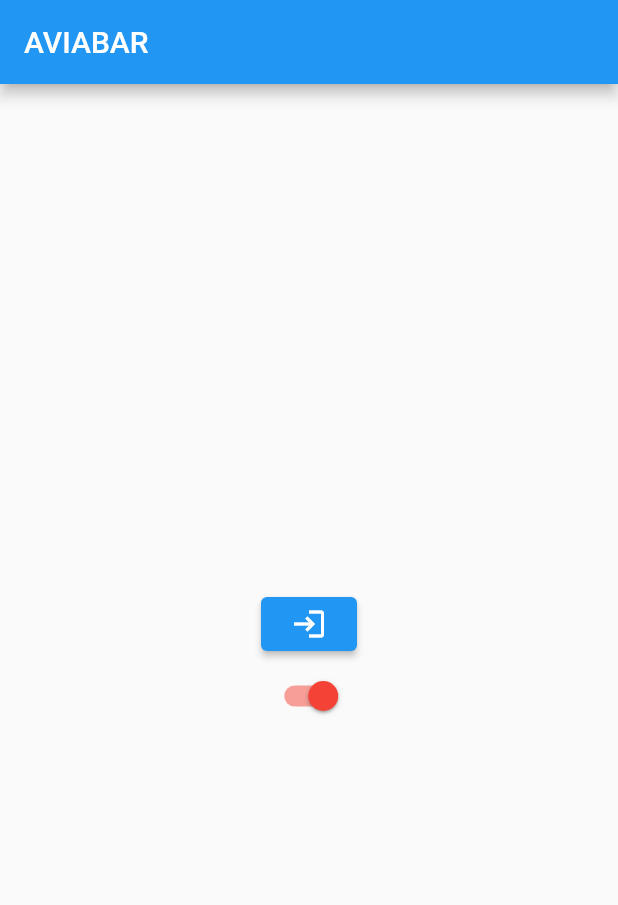
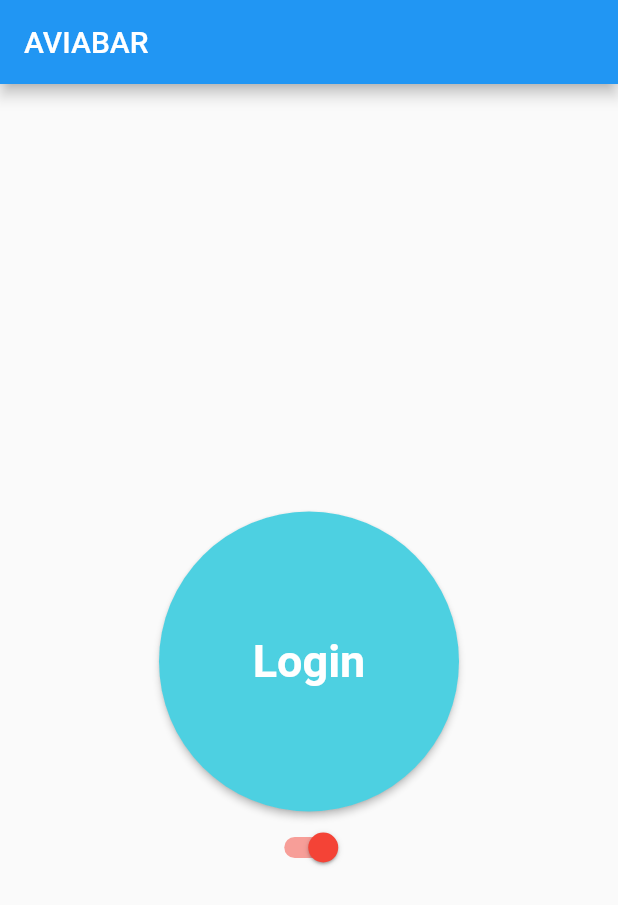
Before and after one commit to nerdsee/aviabar, a Flutter app: the screen it shows after launch, on a phone screen of 412 x 824 dp. Shown: the top 905 px of the screen. Run offline on Flutter 3.47's test engine with Material 2 defaults, Android fonts, the phone set to English and light mode, and no system bars; our stand-ins replace extended_image, flutter_slidable, shared_preferences; missing offline and left inert: nfc_manager.

Commit message:
current user is stored in preferences

```diff
--- a/lib/main.dart
+++ b/lib/main.dart
@@ -7,6 +7,7 @@ import 'package:aviabar/welcome.dart';
 import 'package:flutter/material.dart';
 import 'package:nfc_manager/nfc_manager.dart';
 import 'package:nfc_manager/platform_tags.dart';
+import 'package:shared_preferences/shared_preferences.dart';
 
 import 'code/user.dart';
 
@@ -44,8 +45,27 @@ class _MyHomePageState extends State<MyHomePage> {
 
   bool simCard = true;
 
+  Future<void> loadUserFromPreferences() async {
+    final prefs = await SharedPreferences.getInstance();
+
+    final cardId = prefs.getString('aviabar_cardid') ?? "";
+
+    print("Found Card: ${cardId}");
+
+    if (cardId != "") {
+      _handleCard(cardId);
+    }
+  }
+
+  Future<void> removeUserFromPreferences() async {
+    final prefs = await SharedPreferences.getInstance();
+    prefs.remove('aviabar_cardid');
+  }
+
   @override
   Widget build(BuildContext context) {
+    if (!user.isValid) loadUserFromPreferences();
+
     return Scaffold(
       appBar: AppBar(
         title: Text(widget.title),
@@ -55,6 +75,7 @@ class _MyHomePageState extends State<MyHomePage> {
                 padding: EdgeInsets.only(right: 20.0),
                 child: GestureDetector(
                   onTap: () {
+                    removeUserFromPreferences();
                     setState(() {
                       user = AviabarUser.empty();
                     });
@@ -71,11 +92,43 @@ class _MyHomePageState extends State<MyHomePage> {
           mainAxisAlignment: MainAxisAlignment.center,
           children: <Widget>[
             if (!user.isValid)
+              Container(
+                  height: 50,
+                  width: 200,
+                  alignment: Alignment.center,
+                  child: Text(
+                    "",
+                    style: TextStyle(fontSize: 30, fontWeight: FontWeight.bold, color: Colors.cyan[300]),
+                  )),
+            if (!user.isValid)
               ElevatedButton(
                 onPressed: _login,
-                child: const Icon(Icons.login),
+                style: ElevatedButton.styleFrom(
+                  fixedSize: const Size(200, 200),
+                  shape: const CircleBorder(),
+                  primary: Colors.cyan[300],
                 ),
-            if (user.isValid) Text(""),
+                child: Text("Login", style: TextStyle(fontSize: 30, fontWeight: FontWeight.bold)),
+              ),
+            if (user.isValid)
+              Container(
+                  height: 50,
+                  width: 200,
+                  alignment: Alignment.center,
+                  child: Text(
+                    "Hello, ${user.name}",
+                    style: TextStyle(fontSize: 30, fontWeight: FontWeight.bold, color: Colors.cyan[900]),
+                  )),
+            if (user.isValid)
+              ElevatedButton(
+                onPressed: _order,
+                style: ElevatedButton.styleFrom(
+                    fixedSize: const Size(200, 200), shape: const CircleBorder(), primary: Colors.cyan[900]),
+                child: Text(
+                  "Order",
+                  style: TextStyle(fontSize: 30, fontWeight: FontWeight.bold),
+                ),
+              ),
             Switch(
                 // This bool value toggles the switch.
                 value: simCard,
@@ -93,7 +146,6 @@ class _MyHomePageState extends State<MyHomePage> {
   }
 
   void _login() async {
-
     if (simCard) {
       print("Sim. user 12345");
       String cardId = "12345";
@@ -104,29 +156,34 @@ class _MyHomePageState extends State<MyHomePage> {
   }
 
   Future<void> _handleCard(String? cardId) async {
+    if (cardId != null) {
+      final prefs = await SharedPreferences.getInstance();
+      await prefs.setString('aviabar_cardid', cardId);
 
-    if (cardId != null) {
-      AviabarUser user = await AviabarBackend().getUser(cardId);
+      AviabarUser newuser = await AviabarBackend().getUser(cardId);
 
-      print(user.name);
+      print(newuser.name);
+      if (newuser != null) {
+        setState(() {
+          user = newuser;
+        });
+      }
+    }
+    return;
+  }
+
+  Future<void> _order() async {
     if (user != null) {
-        setState(() {
-          user = user;
-        });
       if (user.isRegistered) {
-          Navigator.push(context,
-              MaterialPageRoute(builder: (context) => const ProductList()));
+        Navigator.push(context, MaterialPageRoute(builder: (context) => const ProductList()));
       } else {
-          Navigator.push(context,
-              MaterialPageRoute(builder: (context) => const WelcomePage()));
-        }
+        Navigator.push(context, MaterialPageRoute(builder: (context) => const WelcomePage()));
       }
     }
     return;
   }
 
   Future<void> readNFC() async {
-
     bool isAvailable = await NfcManager.instance.isAvailable();
     // Start Session
     if (isAvailable) {
@@ -155,7 +212,7 @@ class _MyHomePageState extends State<MyHomePage> {
     Iso7816? iso = Iso7816.from(tag);
 
     if (iso != null) {
-      cardId="";
+      cardId = "";
       var id = iso.identifier;
       Uint8List data8 = new Uint8List.fromList(id);
       for (int i in data8) {
@@ -171,7 +228,6 @@ class _MyHomePageState extends State<MyHomePage> {
   }
 }
 
-
 class NfcException implements Exception {
   NfcException(this.message);
 
```
Also changed, not shown: lib/list.dart (+0 -16 lines). Lines whose indentation alone changed are shown as unchanged.
